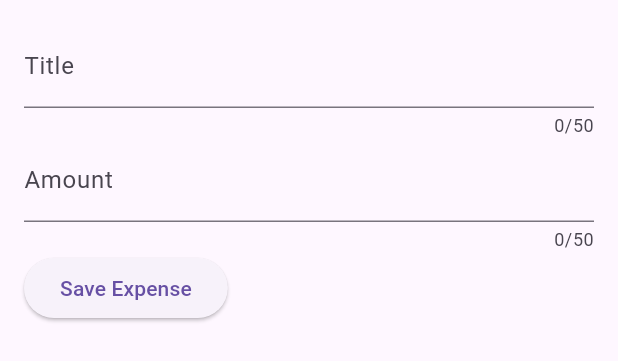
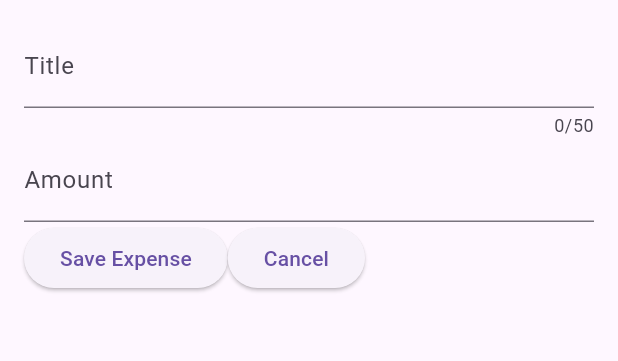
Before and after one commit to thehwayne/expense_tracker, a Flutter app: the NewExpense widget shown alone on an empty page, opened directly, on a phone screen of 412 x 824 dp. Shown: the top 361 px of the screen. Run offline on Flutter 3.47's test engine with Material 3 defaults, Android fonts, the phone set to English and light mode, and no system bars.

Commit message:
Expanded on new_expense.dart to include a field for amount, and started work on a cancel button

```diff
--- a/lib/widgets/new_expense.dart
+++ b/lib/widgets/new_expense.dart
@@ -12,7 +12,7 @@ class NewExpense extends StatefulWidget {
 
 class _NewExpenseState extends State<NewExpense> {
   final _titleController = TextEditingController();
-  final _amountController = TextEditingController();
+  final _amountController = TextEditingController(); //This is the amountController
   @override
   void dispose() {
     _titleController.dispose();
@@ -43,13 +43,12 @@ class _NewExpenseState extends State<NewExpense> {
           Row(
             children: [
               Expanded(
-                child: TextField(
-                  controller: _amountController,
-                  maxLength: 50,
-                  keyboardType: TextInputType.number,
+                child: TextField( // Text field for amount here
+                  controller: _amountController, // Clearly linked to the established amountController
+                  keyboardType: TextInputType.number, // Optimized for number
                     decoration: InputDecoration(
-                      prefixText: '\$ ',
-                      label: Text('Amount'),
+                      prefixText: '\$ ', //Figured out the prefix to $
+                      label: Text('Amount'), // Label for the Amount text field
                     ),
                   ),
                 ),
@@ -66,7 +65,15 @@ class _NewExpenseState extends State<NewExpense> {
                   print(_amountController.text);
                 },
                 child: Text('Save Expense'),
-              )
+              ),
+
+              ElevatedButton( // Cancel button
+                onPressed: (){
+                  // TODO: implement cancel logic
+
+                },
+                child: Text('Cancel'),
+              ),
             ],
           ),
         ],
```
